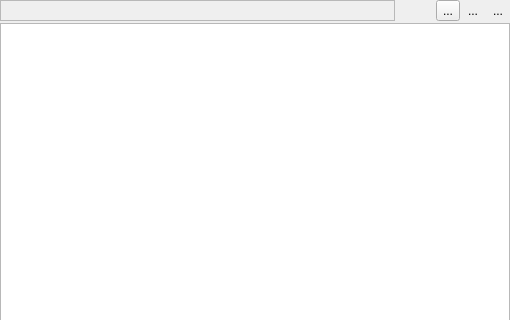
Before: the Qt Designer form Viewer/src/CodeItemWidget.ui in ecmwf/ecflow, drawn with Qt 5; both pictures show x 0 to 510 and y 0 to 320 of the 510 by 465 pixel window.
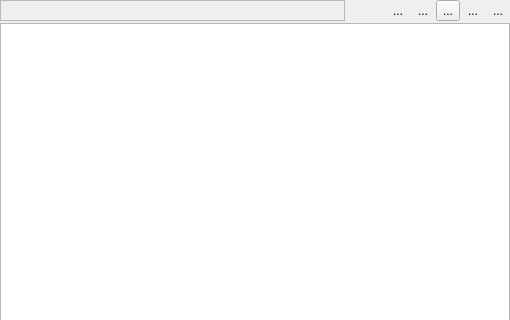
After: the same form once the commit is applied. Icons and pictures are not drawn. Custom widgets are drawn as their Qt base class.

Commit message: Provide a way to control the font size in the output window and editor 470

What changed in the file:
```diff
--- a/Viewer/src/CodeItemWidget.ui
+++ b/Viewer/src/CodeItemWidget.ui
@@ -21,7 +21,7 @@
     <number>0</number>
    </property>
    <item>
-    <layout class="QHBoxLayout" name="horizontalLayout" stretch="1,0,0,0,0">
+    <layout class="QHBoxLayout" name="horizontalLayout" stretch="1,0,0,0,0,0,0">
      <property name="spacing">
       <number>1</number>
      </property>
@@ -57,6 +57,46 @@
        </property>
       </spacer>
      </item>
+     <item>
+      <widget class="QToolButton" name="fontSizeUpTb_">
+       <property name="toolTip">
+        <string>Increase font size in text browser &lt;br&gt;&lt;code&gt;Ctrl++ or Ctrl+wheel&lt;/code&gt;</string>
+       </property>
+       <property name="text">
+        <string>...</string>
+       </property>
+       <property name="icon">
+        <iconset resource="viewer.qrc">
+         <normaloff>:/viewer/fontsize_up.svg</normaloff>:/viewer/fontsize_up.svg</iconset>
+       </property>
+       <property name="shortcut">
+        <string>Ctrl++</string>
+       </property>
+       <property name="autoRaise">
+        <bool>true</bool>
+       </property>
+      </widget>
+     </item>
+     <item>
+      <widget class="QToolButton" name="fontSizeDownTb_">
+       <property name="toolTip">
+        <string>Decrease font size in text browser &lt;br&gt;&lt;code&gt;Ctrl+- or Ctrl+wheel&lt;/code&gt;</string>
+       </property>
+       <property name="text">
+        <string>...</string>
+       </property>
+       <property name="icon">
+        <iconset resource="viewer.qrc">
+         <normaloff>:/viewer/fontsize_down.svg</normaloff>:/viewer/fontsize_down.svg</iconset>
+       </property>
+       <property name="shortcut">
+        <string>Ctrl+-</string>
+       </property>
+       <property name="autoRaise">
+        <bool>true</bool>
+       </property>
+      </widget>
+     </item>
      <item>
       <widget class="QToolButton" name="externalTb_">
        <property name="text">
```
The commit also changes 38 other files.
